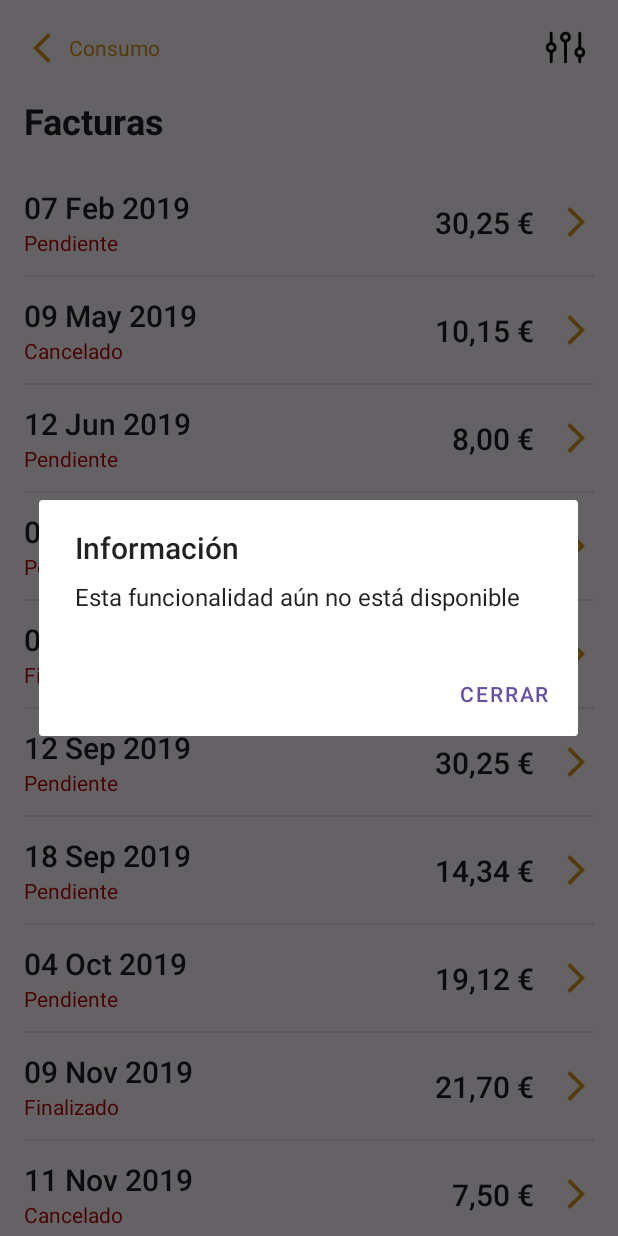
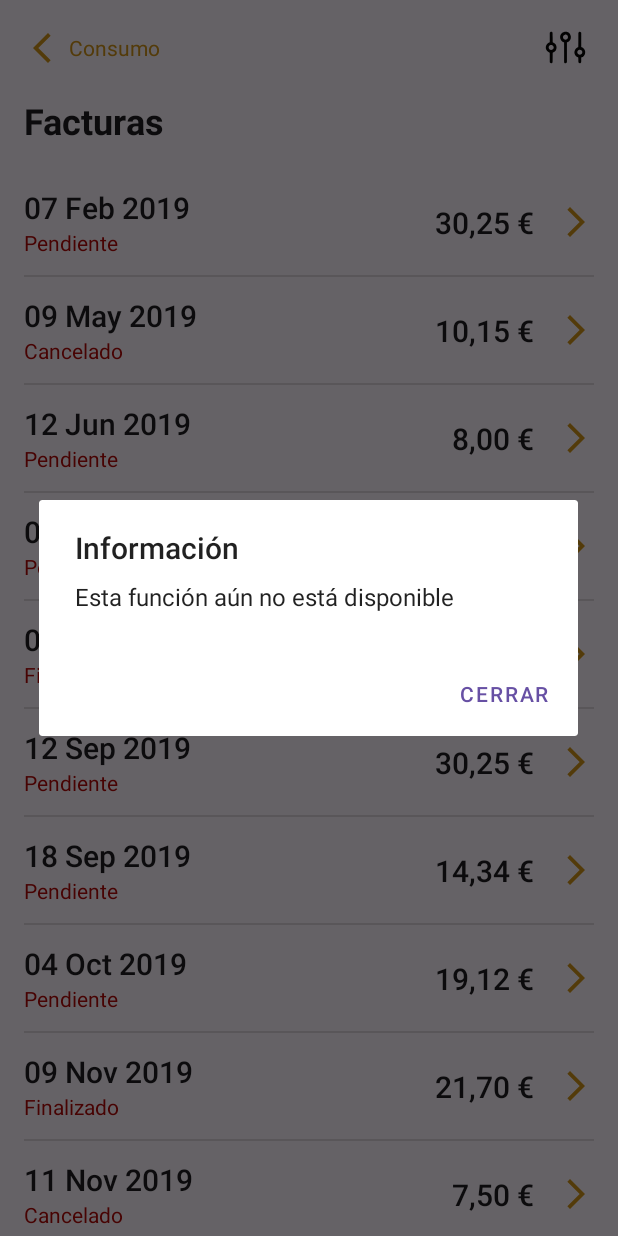
Before and after one commit to Juanma-Gutierrez/ProyectoViewnextKotlin, an Android app: the screen it shows after launch (MainActivity), after a tap on an icon or button, on a phone screen of 412 x 824 dp. Run offline under Robolectric (Android 15) with nearby library versions, the phone set to English and light mode, and no system bars; network calls fail; 1 statement that could not run was skipped.

```diff
--- a/app/src/main/java/com/viewnext/proyectoviewnext/services/Services.kt
+++ b/app/src/main/java/com/viewnext/proyectoviewnext/services/Services.kt
@@ -1,8 +1,12 @@
 package com.viewnext.proyectoviewnext.services
 
+import android.app.AlertDialog
+import android.content.Context
 import android.view.View
 import android.view.ViewGroup
+import androidx.core.content.ContextCompat
 import com.google.android.material.snackbar.Snackbar
+import com.viewnext.proyectoviewnext.R
 
 class Services {
     fun showSnackBar(message: String, view: View) {
@@ -22,4 +26,15 @@ class Services {
         snackBarView.layoutParams = layoutParams
         snackBar.show()
     }
+
+    fun showAlertDialog(context: Context, title: String, message: String, btCloseText: String) {
+        val builder = AlertDialog.Builder(context)
+        builder.setTitle(title)
+        builder.setMessage(message)
+        builder.setPositiveButton(btCloseText) { dialog, _ ->
+            dialog.dismiss()
+        }
+        val alertDialog = builder.create()
+        alertDialog.show()
+    }
 }
--- a/app/src/main/java/com/viewnext/proyectoviewnext/ui/invoices/InvoiceAdapter.kt
+++ b/app/src/main/java/com/viewnext/proyectoviewnext/ui/invoices/InvoiceAdapter.kt
@@ -5,11 +5,14 @@ import android.content.Context
 import android.view.LayoutInflater
 import android.view.ViewGroup
 import android.widget.Toast
+import androidx.core.content.ContextCompat
+import androidx.core.content.ContextCompat.getString
 import androidx.navigation.NavController
 import androidx.navigation.fragment.findNavController
 import androidx.recyclerview.widget.RecyclerView
 import com.viewnext.proyectoviewnext.R
 import com.viewnext.proyectoviewnext.data.models.Invoice
+import com.viewnext.proyectoviewnext.services.Services
 import kotlinx.coroutines.withContext
 
 class InvoiceAdapter(
@@ -28,7 +31,11 @@ class InvoiceAdapter(
         val item = invoices[position]
         holder.bind(item)
         holder.binding.invoiceItemIvForward.setOnClickListener {
-            showAlertDialog(context)
+            val svc = Services()
+            val title = getString(context,R.string.warning_title)
+            val message = getString(context, R.string.warning_message)
+            val btCloseText = getString(context, R.string.bt_close)
+            svc.showAlertDialog(context, title, message, btCloseText)
         }
     }
 
@@ -36,15 +43,4 @@ class InvoiceAdapter(
         return invoices.size
     }
 
-
-    private fun showAlertDialog(context: Context) {
-        val builder = AlertDialog.Builder(context)
-        builder.setTitle("Información")
-        builder.setMessage("Esta funcionalidad aún no está disponible")
-        builder.setPositiveButton("Cerrar") { dialog, _ ->
-            dialog.dismiss()
-        }
-        val alertDialog = builder.create()
-        alertDialog.show()
-    }
 }
--- a/app/src/main/res/values/strings.xml
+++ b/app/src/main/res/values/strings.xml
@@ -4,4 +4,7 @@
     <string name="hello_blank_fragment">Hello blank fragment</string>
     <string name="usage">Consumo</string>
     <string name="not_available">Función no implementada</string>
+    <string name="warning_title">Información</string>
+    <string name="warning_message">Esta función aún no está disponible</string>
+    <string name="bt_close">Cerrar</string>
 </resources>
```
